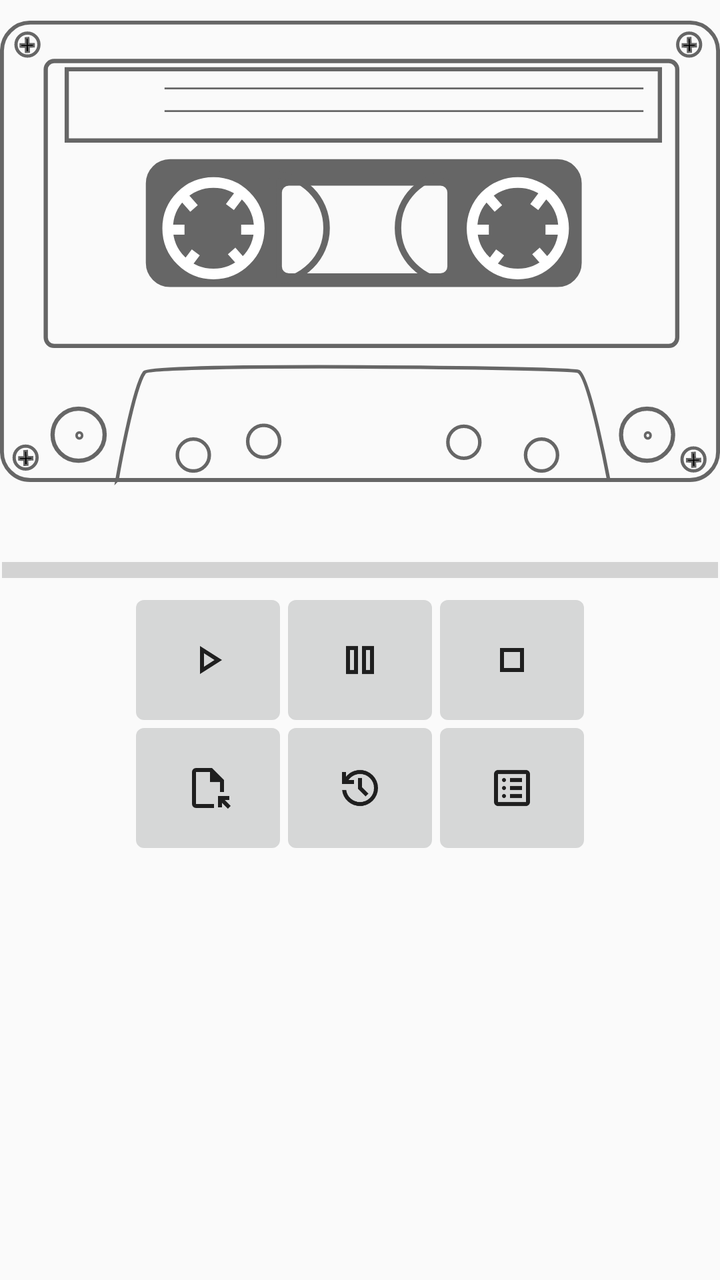
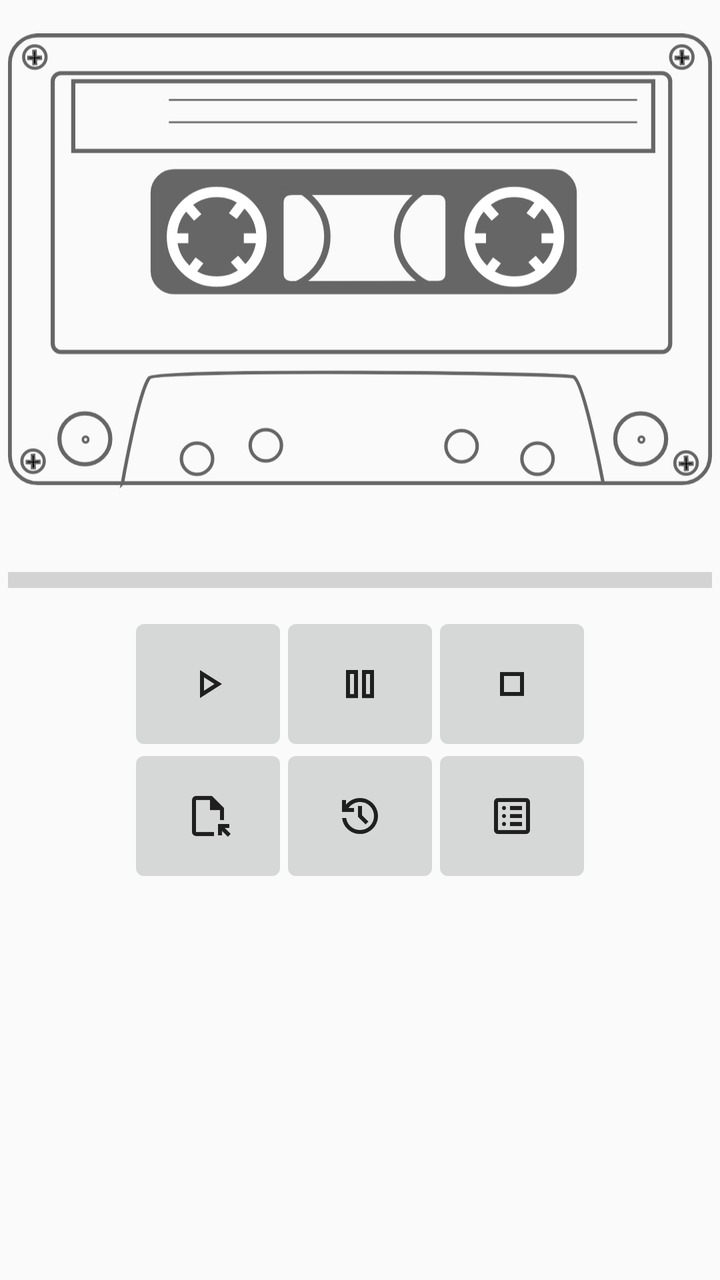

Before-and-after screenshots of an Android layout around one commit, followed by the original layout XML and the change that was made.
<!-- AndroidManifest.xml: application theme AppTheme -->
<!-- res/layout/activity_main.xml -->
<?xml version="1.0" encoding="utf-8"?>

<androidx.constraintlayout.widget.ConstraintLayout xmlns:android="http://schemas.android.com/apk/res/android"
    xmlns:app="http://schemas.android.com/apk/res-auto"
    xmlns:tools="http://schemas.android.com/tools"

    android:layout_width="match_parent"
    android:layout_height="wrap_content"
    android:keepScreenOn="true"
    tools:context=".MainActivity">

    <LinearLayout
        android:layout_width="match_parent"
        android:layout_height="match_parent"
        android:orientation="vertical"
        tools:layout_editor_absoluteX="8dp">

        <LinearLayout
            android:layout_width="match_parent"
            android:layout_height="wrap_content"
            android:orientation="vertical">

            <ImageView
                android:id="@+id/ivCassette"
                android:layout_width="match_parent"
                android:layout_height="wrap_content"
                android:adjustViewBounds="false"
                android:contentDescription="@string/cd_cassette"
                android:cropToPadding="false"
                android:paddingHorizontal="0dp"
                android:paddingVertical="0dp"
                android:scaleType="fitCenter"
                android:src="@drawable/tape_inactive" />

            <TextView
                android:id="@+id/tvTapeImageName"
                android:layout_width="match_parent"
                android:layout_height="wrap_content"
                android:layout_weight="1"
                android:textAlignment="center" />

            <ProgressBar
                android:id="@+id/pbProgress"
                style="?android:attr/progressBarStyleHorizontal"
                android:layout_width="match_parent"
                android:layout_height="wrap_content"
                android:layout_marginTop="4dp"
                android:layout_marginBottom="4dp"
                android:layout_weight="1"
                android:max="100"
                android:minHeight="16dp"
                android:padding="1dp"
                android:progress="0"
                android:scaleY="2" />

        </LinearLayout>

        <LinearLayout
            android:layout_width="match_parent"
            android:layout_height="wrap_content"
            android:orientation="vertical">

            <LinearLayout
                android:layout_width="match_parent"
                android:layout_height="wrap_content"
                android:gravity="center"
                android:orientation="horizontal">

                <ImageButton
                    android:id="@+id/btnPlay"
                    android:layout_width="wrap_content"
                    android:layout_height="wrap_content"
                    android:layout_margin="2dp"
                    android:background="@drawable/button_background_selector"
                    android:contentDescription="@string/cd_play"
                    android:onClick="onPlay"
                    android:paddingHorizontal="24dp"
                    android:paddingVertical="18dp"
                    android:src="@drawable/icon_play" />

                <ImageButton
                    android:id="@+id/btnPause"
                    android:layout_width="wrap_content"
                    android:layout_height="wrap_content"
                    android:layout_margin="2dp"
                    android:layout_weight="0"
                    android:background="@drawable/button_background_selector"
                    android:contentDescription="@string/cd_pause"
                    android:onClick="onStopPlaying"
                    android:paddingHorizontal="24dp"
                    android:paddingVertical="18dp"
                    android:src="@drawable/icon_pause" />

                <ImageButton
                    android:id="@+id/btnStop"
                    android:layout_width="wrap_content"
                    android:layout_height="wrap_content"
                    android:layout_margin="2dp"
                    android:layout_weight="0"
                    android:background="@drawable/button_background_selector"
                    android:contentDescription="@string/cd_stop"
                    android:onClick="onStopPlaying"
                    android:paddingHorizontal="24dp"
                    android:paddingVertical="18dp"
                    android:src="@drawable/icon_stop" />

            </LinearLayout>

            <LinearLayout
                android:layout_width="match_parent"
                android:layout_height="wrap_content"
                android:gravity="center"
                android:orientation="horizontal">

                <ImageButton
                    android:id="@+id/btnBrowse"
                    android:layout_width="wrap_content"
                    android:layout_height="wrap_content"
                    android:layout_margin="2dp"
                    android:layout_weight="0"
                    android:background="@drawable/button_background_selector"
                    android:contentDescription="@string/cd_browse"
                    android:onClick="onBrowseTapeImage"
                    android:paddingHorizontal="24dp"
                    android:paddingVertical="18dp"
                    android:src="@drawable/icon_open" />

                <ImageButton
                    android:id="@+id/btnRecent"
                    android:layout_width="wrap_content"
                    android:layout_height="wrap_content"
                    android:layout_margin="2dp"
                    android:layout_weight="0"
                    android:background="@drawable/button_background_selector"
                    android:contentDescription="@string/cd_recent"
                    android:onClick="onRecent"
                    android:paddingHorizontal="24dp"
                    android:paddingVertical="18dp"
                    android:src="@drawable/icon_history" />

                <ImageButton
                    android:id="@+id/btnShowChunks"
                    android:layout_width="wrap_content"
                    android:layout_height="wrap_content"
                    android:layout_margin="2dp"
                    android:layout_weight="0"
                    android:background="@drawable/button_background_selector"
                    android:contentDescription="@string/cd_chunks"
                    android:onClick="onDisplayChunks"
                    android:paddingHorizontal="24dp"
                    android:paddingVertical="18dp"
                    android:src="@drawable/icon_list" />

            </LinearLayout>

            <Space
                android:layout_width="match_parent"
                android:layout_height="0dp"
                android:layout_marginVertical="2dp"
                android:layout_weight="0" />

        </LinearLayout>

        <ListView
            android:id="@+id/lvChunks"
            android:layout_width="match_parent"
            android:layout_height="0dp"
            android:layout_weight="1"
            android:clickable="true"
            android:soundEffectsEnabled="false"
            android:visibility="invisible" />

    </LinearLayout>

</androidx.constraintlayout.widget.ConstraintLayout>
<!-- resources referenced by this layout -->
<resources>
  <!-- drawable button_background_selector (drawable) -->
  <?xml version="1.0" encoding="utf-8"?>
  <selector xmlns:android="http://schemas.android.com/apk/res/android">
      
      <item android:state_enabled="false">
          <shape android:shape="rectangle">
              <solid android:color="?attr/colorPrimaryFixedDim"/> 
              <corners android:radius="4dp" />
          </shape>
      </item>
  
      
      <item>
          <shape android:shape="rectangle">
              <solid android:color="?attr/colorButtonNormal" /> 
              <corners android:radius="4dp" />
          </shape>
      </item>
  </selector>
  <!-- drawable icon_history (drawable) -->
  <vector xmlns:android="http://schemas.android.com/apk/res/android"
      android:width="24dp"
      android:height="24dp"
      android:viewportWidth="960"
      android:viewportHeight="960">
    <path
        android:pathData="M480,840q-138,0 -240.5,-91.5T122,520h82q14,104 92.5,172T480,760q117,0 198.5,-81.5T760,480q0,-117 -81.5,-198.5T480,200q-69,0 -129,32t-101,88h110v80L120,400v-240h80v94q51,-64 124.5,-99T480,120q75,0 140.5,28.5t114,77q48.5,48.5 77,114T840,480q0,75 -28.5,140.5t-77,114q-48.5,48.5 -114,77T480,840ZM592,648L440,496v-216h80v184l128,128 -56,56Z"
        android:fillColor="#1f1f1f"/>
  </vector>
  <!-- drawable icon_open (drawable) -->
  <vector xmlns:android="http://schemas.android.com/apk/res/android"
      android:width="24dp"
      android:height="24dp"
      android:viewportWidth="960"
      android:viewportHeight="960">
    <path
        android:pathData="M240,880q-33,0 -56.5,-23.5T160,800v-640q0,-33 23.5,-56.5T240,80h320l240,240v240h-80v-200L520,360v-200L240,160v640h360v80L240,880ZM878,895L760,777v89h-80v-226h226v80h-90l118,118 -56,57ZM240,800v-640,640Z"
        android:fillColor="#1f1f1f"/>
  </vector>
  <!-- drawable icon_pause (drawable) -->
  <vector xmlns:android="http://schemas.android.com/apk/res/android"
      android:width="24dp"
      android:height="24dp"
      android:viewportWidth="960"
      android:viewportHeight="960">
    <path
        android:pathData="M520,760v-560h240v560L520,760ZM200,760v-560h240v560L200,760ZM600,680h80v-400h-80v400ZM280,680h80v-400h-80v400ZM280,280v400,-400ZM600,280v400,-400Z"
        android:fillColor="#1f1f1f"/>
  </vector>
  <!-- drawable icon_play (drawable) -->
  <vector xmlns:android="http://schemas.android.com/apk/res/android"
      android:width="24dp"
      android:height="24dp"
      android:viewportWidth="960"
      android:viewportHeight="960">
    <path
        android:pathData="M320,760v-560l440,280 -440,280ZM400,480ZM400,614 L610,480 400,346v268Z"
        android:fillColor="#1f1f1f"/>
  </vector>
  <!-- drawable icon_stop (drawable) -->
  <vector xmlns:android="http://schemas.android.com/apk/res/android"
      android:width="24dp"
      android:height="24dp"
      android:viewportWidth="960"
      android:viewportHeight="960">
    <path
        android:pathData="M320,320v320,-320ZM240,720v-480h480v480L240,720ZM320,640h320v-320L320,320v320Z"
        android:fillColor="#1f1f1f"/>
  </vector>
  <string name="cd_browse">Browse</string>
  <string name="cd_cassette">Cassette</string>
  <string name="cd_chunks">Tape image chunks</string>
  <string name="cd_pause">Pause</string>
  <string name="cd_play">Play</string>
  <string name="cd_recent">Recent</string>
  <string name="cd_stop">Stop</string>
  <style name="AppTheme" parent="Theme.AppCompat.DayNight" />
  <!-- unchanged entries left out for length: 2 -->
</resources>

<!-- the commit's change to res/layout/activity_main.xml (unified diff, before → after) -->
@@ -18,6 +18,8 @@
         <LinearLayout
             android:layout_width="match_parent"
             android:layout_height="wrap_content"
+            android:layout_marginHorizontal="4dp"
+            android:layout_marginVertical="4dp"
             android:orientation="vertical">
 
             <ImageView
@@ -27,8 +29,6 @@
                 android:adjustViewBounds="false"
                 android:contentDescription="@string/cd_cassette"
                 android:cropToPadding="false"
-                android:paddingHorizontal="0dp"
-                android:paddingVertical="0dp"
                 android:scaleType="fitCenter"
                 android:src="@drawable/tape_inactive" />
 
@@ -36,6 +36,7 @@
                 android:id="@+id/tvTapeImageName"
                 android:layout_width="match_parent"
                 android:layout_height="wrap_content"
+                android:layout_marginVertical="2dp"
                 android:layout_weight="1"
                 android:textAlignment="center" />
 
@@ -44,12 +45,11 @@
                 style="?android:attr/progressBarStyleHorizontal"
                 android:layout_width="match_parent"
                 android:layout_height="wrap_content"
-                android:layout_marginTop="4dp"
-                android:layout_marginBottom="4dp"
+                android:layout_marginTop="2dp"
+                android:layout_marginBottom="2dp"
                 android:layout_weight="1"
                 android:max="100"
                 android:minHeight="16dp"
-                android:padding="1dp"
                 android:progress="0"
                 android:scaleY="2" />
 
@@ -58,11 +58,14 @@
         <LinearLayout
             android:layout_width="match_parent"
             android:layout_height="wrap_content"
+            android:layout_marginHorizontal="4dp"
+            android:layout_marginVertical="4dp"
             android:orientation="vertical">
 
             <LinearLayout
                 android:layout_width="match_parent"
                 android:layout_height="wrap_content"
+                android:layout_marginVertical="2dp"
                 android:gravity="center"
                 android:orientation="horizontal">
 
@@ -165,6 +168,8 @@
             android:id="@+id/lvChunks"
             android:layout_width="match_parent"
             android:layout_height="0dp"
+            android:layout_marginHorizontal="4dp"
+            android:layout_marginVertical="4dp"
             android:layout_weight="1"
             android:clickable="true"
             android:soundEffectsEnabled="false"
